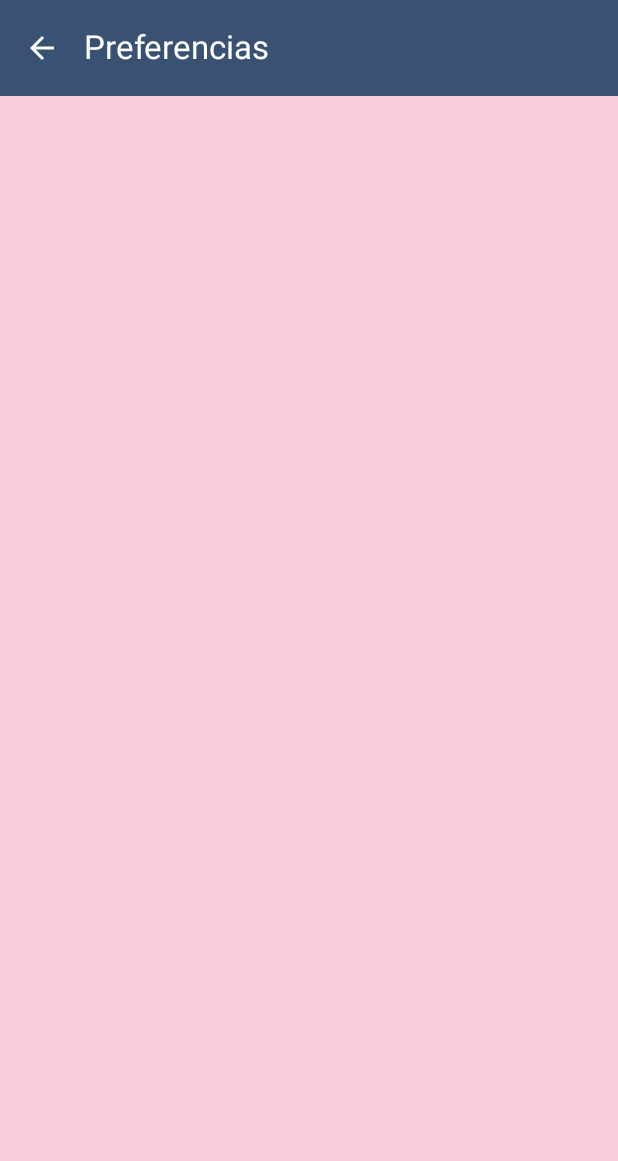
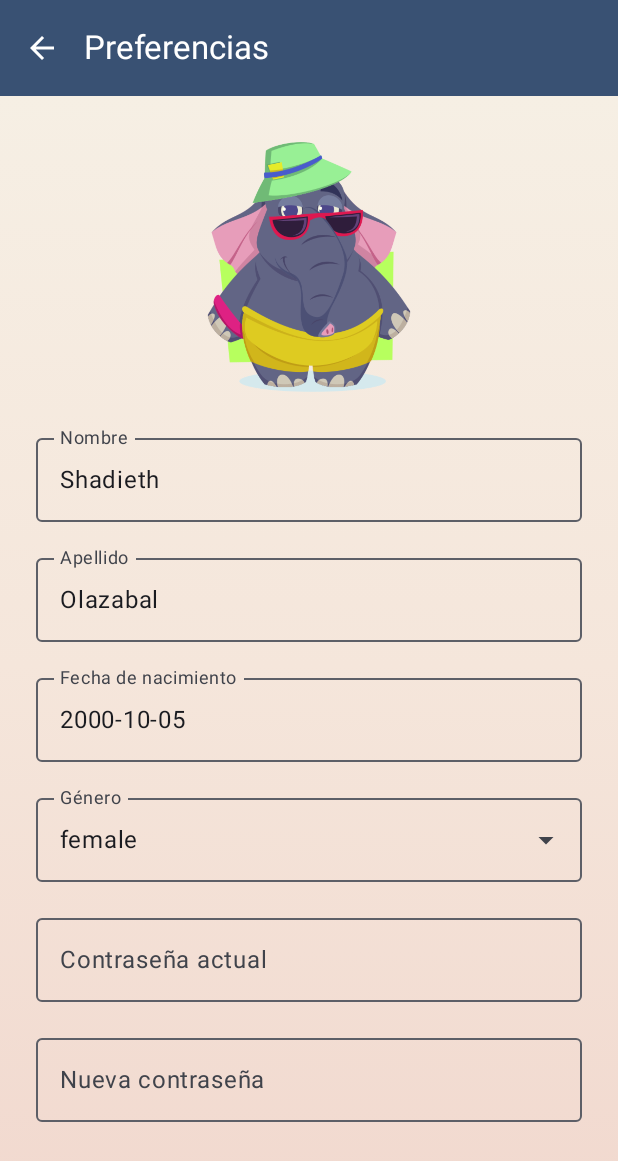
Before and after one commit to Shadieth/Little-Elephant, an Android app built with Jetpack Compose: the PreferencesScreen screen opened through its navigation route, on a phone screen of 412 x 824 dp. Shown: the top 1161 px of the screen. Run offline under Robolectric (Android 15) with nearby library versions, the phone set to English and light mode, and no system bars; our stand-ins replace livedata-compose.

Commit message:
Interfaz de PreferencesScreen comenzada

```diff
--- a/app/src/main/java/com/example/littleelephant/screens/PreferencesScreen.kt
+++ b/app/src/main/java/com/example/littleelephant/screens/PreferencesScreen.kt
@@ -1,21 +1,46 @@
 package com.example.littleelephant.screens
 
+import androidx.compose.foundation.Image
 import androidx.compose.foundation.background
-import androidx.compose.foundation.layout.Box
-import androidx.compose.foundation.layout.fillMaxSize
-import androidx.compose.foundation.layout.padding
+import androidx.compose.foundation.layout.*
+import androidx.compose.foundation.text.KeyboardOptions
 import androidx.compose.material.icons.Icons
 import androidx.compose.material.icons.automirrored.filled.ArrowBack
 import androidx.compose.material3.*
-import androidx.compose.runtime.Composable
+import androidx.compose.runtime.*
 import androidx.compose.ui.Modifier
+import androidx.compose.ui.graphics.Brush
 import androidx.compose.ui.graphics.Color
+import androidx.compose.ui.layout.ContentScale
+import androidx.compose.ui.res.painterResource
+import androidx.compose.ui.text.input.KeyboardType
+import androidx.compose.ui.text.input.PasswordVisualTransformation
 import androidx.compose.ui.tooling.preview.Preview
+import androidx.compose.ui.unit.dp
 import androidx.navigation.NavHostController
+import com.example.littleelephant.R
 
 @OptIn(ExperimentalMaterial3Api::class)
 @Composable
 fun PreferencesScreen(navController: NavHostController? = null) {
+    var firstName by remember { mutableStateOf("Shadieth") }
+    var lastName by remember { mutableStateOf("Olazabal") }
+    var birthDate by remember { mutableStateOf("2000-10-05") }
+    var gender by remember { mutableStateOf("female") }
+    var currentPassword by remember { mutableStateOf("") }
+    var newPassword by remember { mutableStateOf("") }
+
+    val genderOptions = listOf("male", "female", "other")
+    var expanded by remember { mutableStateOf(false) }
+
+    val beachSunsetBrush = Brush.verticalGradient(
+        colors = listOf(
+            Color(0xFFF6EFE4), // Arena clara
+            Color(0xFFF5E6DB), // Dorado pastel (sol bajo)
+            Color(0xFFF1D8CE)  // Rosa arena cálido (cielo atardeciendo)
+        )
+    )
+
     Scaffold(
         topBar = {
             TopAppBar(
@@ -29,24 +54,110 @@ fun PreferencesScreen(navController: NavHostController? = null) {
                         )
                     }
                 },
-                colors = TopAppBarDefaults.topAppBarColors(
-                    containerColor = Color(0xFF395173) // Color del fondo de la barra
-                )
+                colors = TopAppBarDefaults.topAppBarColors(containerColor = Color(0xFF395173))
             )
         }
     ) {
-        Box(
+        Column(
             modifier = Modifier
                 .padding(it)
                 .fillMaxSize()
-                .background(color = Color(0xFFFACDDD)) // Fondo de la pantalla
+                .background(brush = beachSunsetBrush)
+                .padding(24.dp),
+            verticalArrangement = Arrangement.spacedBy(16.dp)
         ) {
-            // Aquí puedes añadir el contenido de la pantalla
+            Image(
+                painter = painterResource(id = R.drawable.elefantepiscina),
+                contentDescription = "Perfil de usuario",
+                modifier = Modifier
+                    .fillMaxWidth()
+                    .height(180.dp),
+                contentScale = ContentScale.Fit
+            )
+
+            OutlinedTextField(
+                value = firstName,
+                onValueChange = { firstName = it },
+                label = { Text("Nombre") },
+                modifier = Modifier.fillMaxWidth()
+            )
+
+            OutlinedTextField(
+                value = lastName,
+                onValueChange = { lastName = it },
+                label = { Text("Apellido") },
+                modifier = Modifier.fillMaxWidth()
+            )
+
+            OutlinedTextField(
+                value = birthDate,
+                onValueChange = { birthDate = it },
+                label = { Text("Fecha de nacimiento") },
+                modifier = Modifier.fillMaxWidth(),
+                keyboardOptions = KeyboardOptions(keyboardType = KeyboardType.Number)
+            )
+
+            ExposedDropdownMenuBox(
+                expanded = expanded,
+                onExpandedChange = { expanded = !expanded }
+            ) {
+                OutlinedTextField(
+                    readOnly = true,
+                    value = gender,
+                    onValueChange = {},
+                    label = { Text("Género") },
+                    trailingIcon = { ExposedDropdownMenuDefaults.TrailingIcon(expanded = expanded) },
+                    modifier = Modifier
+                        .menuAnchor()
+                        .fillMaxWidth()
+                )
+                ExposedDropdownMenu(
+                    expanded = expanded,
+                    onDismissRequest = { expanded = false }
+                ) {
+                    genderOptions.forEach { option ->
+                        DropdownMenuItem(
+                            text = { Text(option) },
+                            onClick = {
+                                gender = option
+                                expanded = false
+                            }
+                        )
+                    }
+                }
+            }
+
+            OutlinedTextField(
+                value = currentPassword,
+                onValueChange = { currentPassword = it },
+                label = { Text("Contraseña actual") },
+                modifier = Modifier.fillMaxWidth(),
+                visualTransformation = PasswordVisualTransformation()
+            )
+
+            OutlinedTextField(
+                value = newPassword,
+                onValueChange = { newPassword = it },
+                label = { Text("Nueva contraseña") },
+                modifier = Modifier.fillMaxWidth(),
+                visualTransformation = PasswordVisualTransformation()
+            )
+
+            Spacer(modifier = Modifier.height(24.dp))
+
+            Button(
+                onClick = { /* Aquí irá la lógica de guardado */ },
+                modifier = Modifier
+                    .fillMaxWidth()
+                    .height(50.dp)
+            ) {
+                Text("Guardar cambios")
+            }
         }
     }
 }
 
-@Preview(showBackground = true)
+@Preview(showSystemUi = true)
 @Composable
 fun PreviewPreferencesScreen() {
     PreferencesScreen()
--- a/app/src/main/java/com/example/littleelephant/screens/QuestionScreen.kt
+++ b/app/src/main/java/com/example/littleelephant/screens/QuestionScreen.kt
@@ -10,10 +10,13 @@ import androidx.compose.runtime.*
 import androidx.compose.ui.Alignment
 import androidx.compose.ui.Modifier
 import androidx.compose.ui.draw.clip
+import androidx.compose.ui.draw.shadow
 import androidx.compose.ui.graphics.Brush
 import androidx.compose.ui.graphics.Color
 import androidx.compose.ui.layout.ContentScale
+import androidx.compose.ui.text.font.FontWeight
 import androidx.compose.ui.text.style.TextAlign
+import androidx.compose.ui.tooling.preview.Preview
 import androidx.compose.ui.unit.dp
 import androidx.navigation.NavController
 import coil.compose.AsyncImage
@@ -69,7 +72,7 @@ fun QuestionScreen(
                 val isSelected = option == selectedOption
 
                 val baseColor = when {
-                    selectedOption == null -> Color(0xFF7986CB)
+                    selectedOption == null -> Color(0xFF307594)
                     isSelected && isCorrect -> Color(0xFF4CAF50)
                     isSelected && !isCorrect -> Color(0xFFF44336)
                     isCorrect -> Color(0xFF4CAF50)
@@ -110,7 +113,9 @@ fun QuestionScreen(
                     ) {
                         Text(
                             text = option,
-                            style = MaterialTheme.typography.titleMedium.copy(color = Color.White)
+                            style = MaterialTheme.typography.titleLarge.copy(
+                                fontWeight = FontWeight.Bold
+                            )
                         )
                     }
                 }
@@ -144,3 +149,22 @@ fun QuestionScreen(
         }
     }
 }
+
+@Preview(showSystemUi = true, showBackground = true)
+@Composable
+fun QuestionScreenPreview() {
+    val sampleQuestion = Question(
+        image = "https://example.com/images/elephant.png", // puedes reemplazar por una imagen real
+        options = listOf("Gato", "Elefante", "Perro"),
+        correctAnswer = "Elefante"
+    )
+
+    MaterialTheme {
+        QuestionScreen(
+            question = sampleQuestion,
+            onNext = {},
+            onWrongAnswer = {},
+            navController = null
+        )
+    }
+}
```
